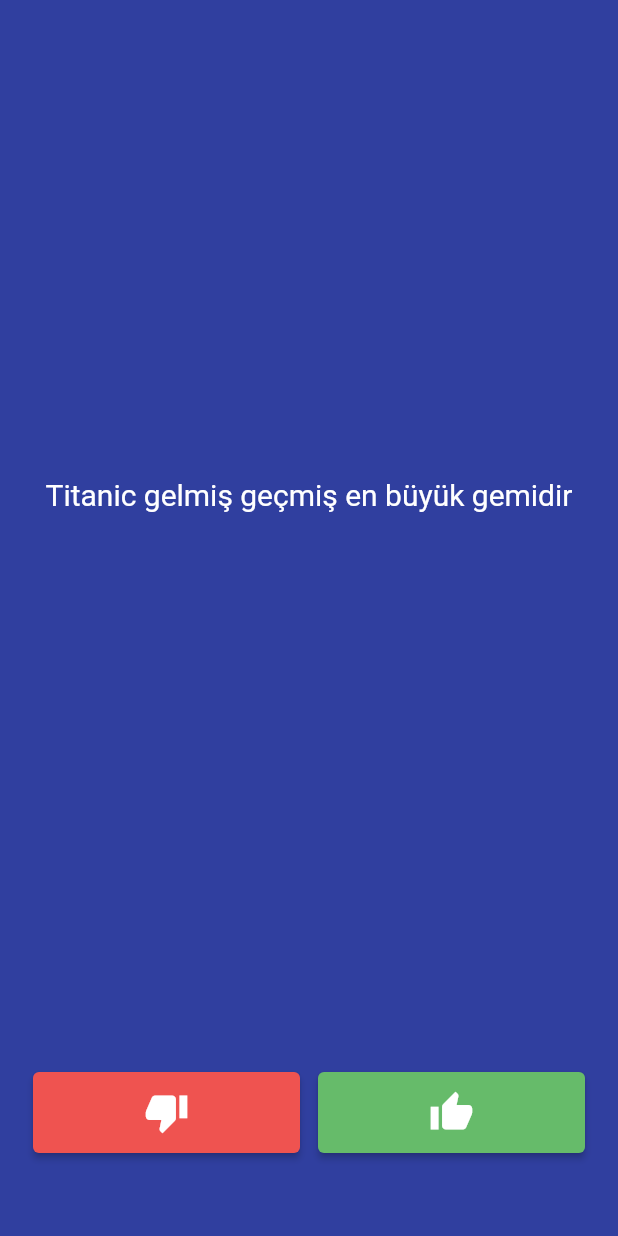
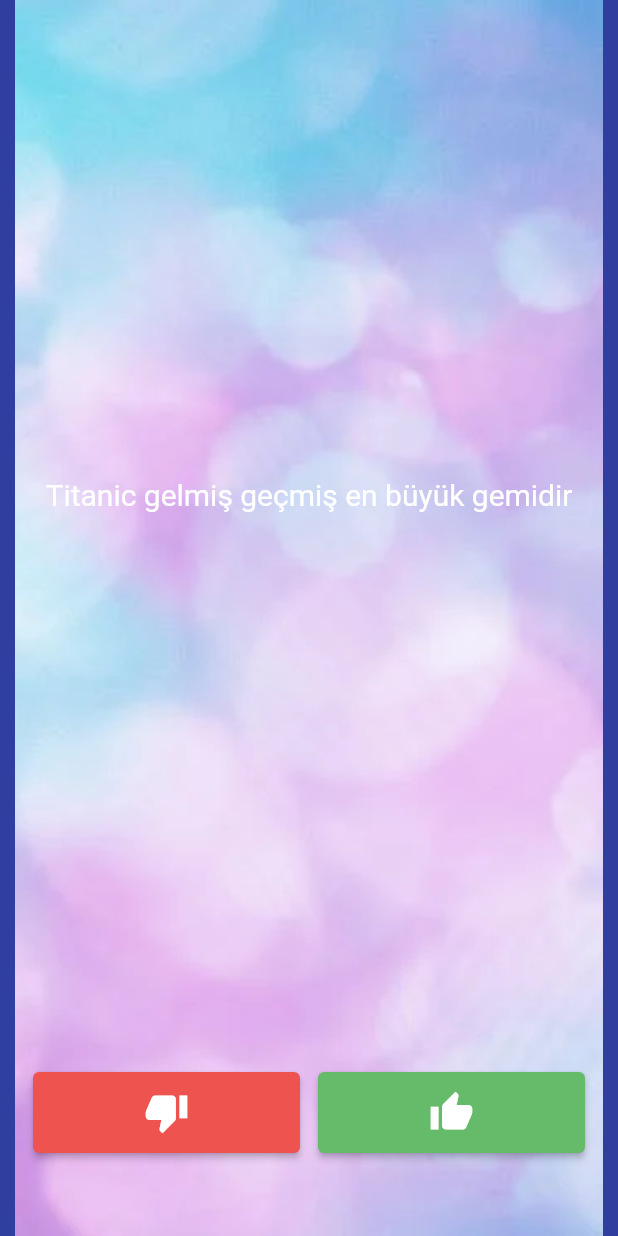
Before and after one commit to ErtugrulGulmez00/BilgiTestUygulamasi_withFlutter, a Flutter app: the screen it shows after launch, on a phone screen of 412 x 824 dp. Run offline on Flutter 3.47's test engine with Material 2 defaults, Android fonts, the phone set to English and light mode, and no system bars.

```diff
--- a/lib/main.dart
+++ b/lib/main.dart
@@ -1,5 +1,4 @@
 import 'package:bilgi_testi/pages/constants.dart';
-
 import 'package:flutter/material.dart';
 import 'package:bilgi_testi/pages/veri.dart';
 
@@ -13,7 +12,6 @@ class BilgiTesti extends StatelessWidget {
     return MaterialApp(
       debugShowCheckedModeBanner: false,
       home: Scaffold(
-
         backgroundColor: Colors.indigo[700],
         body: const SafeArea(
           child: Padding(
@@ -34,32 +32,27 @@ class SoruSayfasi extends StatefulWidget {
 }
 
 class _SoruSayfasiState extends State<SoruSayfasi> {
-
   List<Widget> secimSonucuIconlari = [];
 
-
-  void butonFonksiyonu( bool secilenButon){
-    if(veri_1.testBittimi()==true){
+  void butonFonksiyonu(bool secilenButon) {
+    if (veri_1.testBittimi() == true) {
       //alert dialog gösterilecek
       showDialog(
         context: context,
         builder: (BuildContext context) {
-          // return object of type Dialog
           return AlertDialog(
-            title:  const Text("Tebrikler testi bitirdiniz"),
-            content:  const Text("Bütün sorulara cevap verildi"),
+            title: const Text("Tebrikler testi bitirdiniz"),
+            content: const Text("Bütün sorulara cevap verildi"),
             actions: <Widget>[
-              // usually buttons at the bottom of the dialog
               TextButton(
-                child:  const Text("Başa dön"),
+                child: const Text("Başa dön"),
                 onPressed: () {
                   setState(() {
                     //indexi 0 a eşitle
                     veri_1.indexSifirlama();
 
                     //secimleri sıfırla
-                    secimSonucuIconlari=[];
-
+                    secimSonucuIconlari = [];
                   });
                   Navigator.of(context).pop();
                 },
@@ -68,30 +61,30 @@ class _SoruSayfasiState extends State<SoruSayfasi> {
           );
         },
       );
-
-    }else{
+    } else {
       setState(() {
         bool dogruYanit = veri_1.getSoruYaniti();
         if (dogruYanit == secilenButon) {
           secimSonucuIconlari.add(kDogruIconu);
-        }
-        else {
+        } else {
           secimSonucuIconlari.add(kYanlisIconu);
         }
         veri_1.sonrakiSoruDuzeltme();
-
-
       });
-
-
     }
-
   }
-
 
   @override
   Widget build(BuildContext context) {
-    return Column(
+    return Stack(
+      children: [
+        Positioned.fill(
+          child: Image.asset(
+            'assets/background.jpg', // Resmin yolunu uygun şekilde belirtin
+            fit: BoxFit.cover,
+          ),
+        ),
+        Column(
           mainAxisAlignment: MainAxisAlignment.spaceBetween,
           crossAxisAlignment: CrossAxisAlignment.stretch,
           children: <Widget>[
@@ -132,8 +125,6 @@ class _SoruSayfasiState extends State<SoruSayfasi> {
                           ),
                           onPressed: () {
                             butonFonksiyonu(false);
-
-
                           },
                           child: const Icon(
                             Icons.thumb_down,
@@ -151,7 +142,6 @@ class _SoruSayfasiState extends State<SoruSayfasi> {
                             backgroundColor: Colors.green[400],
                           ),
                           onPressed: () {
-
                             butonFonksiyonu(true);
                           },
                           child: const Icon(
@@ -166,8 +156,10 @@ class _SoruSayfasiState extends State<SoruSayfasi> {
               ),
             ),
           ],
+        ),
+      ],
     );
   }
 }
 
-Veriler veri_1=Veriler();
+Veriler veri_1 = Veriler();
--- a/pubspec.yaml
+++ b/pubspec.yaml
@@ -59,8 +59,8 @@ flutter:
   uses-material-design: true
 
   # To add assets to your application, add an assets section, like this:
-  # assets:
-  #   - images/a_dot_burr.jpeg
+  assets:
+    - assets/
   #   - images/a_dot_ham.jpeg
 
   # An image asset can refer to one or more resolution-specific "variants", see
```
Also changed, not shown: assets/background.jpg (added), pubspec.lock, 1 other file. Lines whose indentation alone changed are shown as unchanged.
